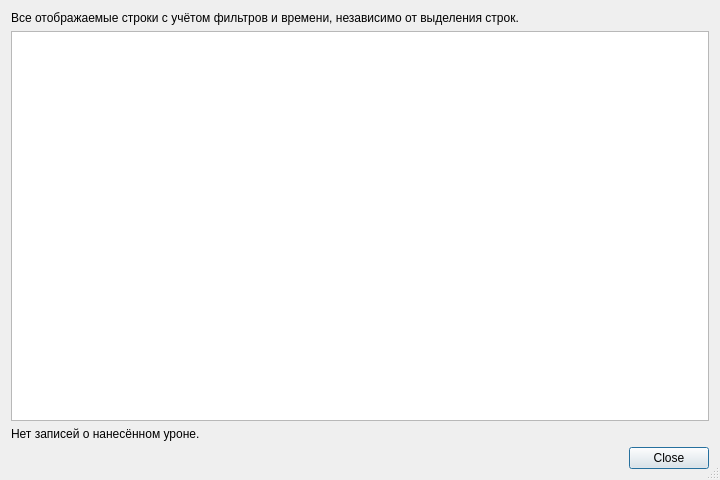
The window that src/gui/ui/skill_damage_dialog.ui (KolmePro/reva_damage_viewer) describes before a commit, drawn with Qt 5.
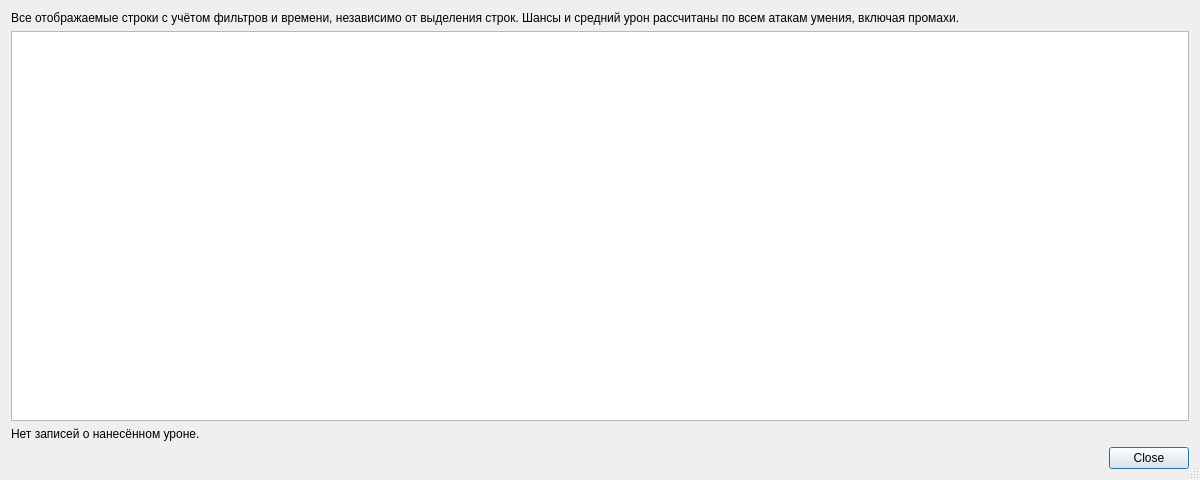
The same window after the commit.

```diff
--- a/src/gui/ui/skill_damage_dialog.ui
+++ b/src/gui/ui/skill_damage_dialog.ui
@@ -4,11 +4,11 @@
  <widget class="QDialog" name="SkillDamageDialog">
   <property name="windowTitle"><string>Анализ урона</string></property>
   <property name="sizeGripEnabled"><bool>true</bool></property>
-  <property name="geometry"><rect><x>0</x><y>0</y><width>720</width><height>480</height></rect></property>
+  <property name="geometry"><rect><x>0</x><y>0</y><width>1200</width><height>480</height></rect></property>
   <layout class="QVBoxLayout" name="verticalLayout">
    <item>
     <widget class="QLabel" name="scope_label">
-     <property name="text"><string>Все отображаемые строки с учётом фильтров и времени, независимо от выделения строк.</string></property>
+     <property name="text"><string>Все отображаемые строки с учётом фильтров и времени, независимо от выделения строк. Шансы и средний урон рассчитаны по всем атакам умения, включая промахи.</string></property>
      <property name="wordWrap"><bool>true</bool></property>
     </widget>
    </item>
```
